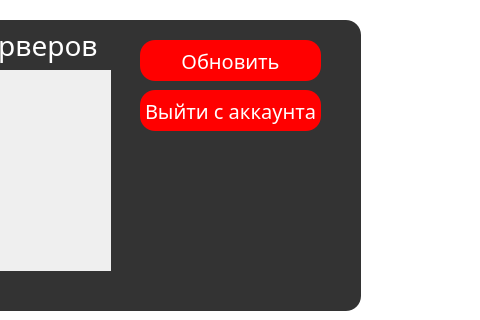
The window that Lobby.ui (ChazGrant/Messenger) describes before a commit, drawn with Qt 5; both pictures show x 180 to 660 and y 0 to 320 of the 756 by 492 pixel window.
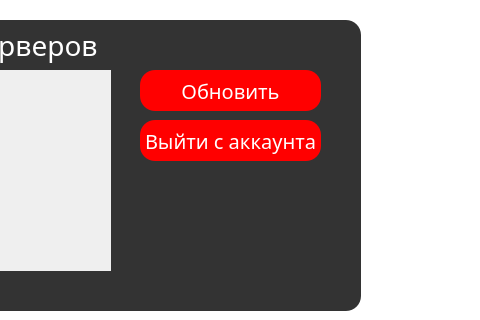
The same window after the commit. Icons and pictures are not drawn.

What changed in the file:
```diff
--- a/Lobby.ui
+++ b/Lobby.ui
@@ -42,6 +42,10 @@
 	background: #333;
 	color: red;
 }
+QInputDialog{
+	width: 50px;
+	height: 50px;
+}
 #toolButton{
 	border-radius: 60px;
 	background: red;
@@ -119,7 +123,7 @@
      <property name="geometry">
       <rect>
        <x>310</x>
-       <y>20</y>
+       <y>50</y>
        <width>181</width>
        <height>41</height>
       </rect>
@@ -132,7 +136,7 @@
      <property name="geometry">
       <rect>
        <x>310</x>
-       <y>70</y>
+       <y>100</y>
        <width>181</width>
        <height>41</height>
       </rect>
@@ -141,6 +145,29 @@
       <string>Выйти с аккаунта</string>
      </property>
     </widget>
+    <widget class="QToolButton" name="exitButton">
+     <property name="geometry">
+      <rect>
+       <x>470</x>
+       <y>10</y>
+       <width>41</width>
+       <height>31</height>
+      </rect>
+     </property>
+     <property name="text">
+      <string/>
+     </property>
+     <property name="icon">
+      <iconset>
+       <normaloff>cross.png</normaloff>cross.png</iconset>
+     </property>
+     <property name="shortcut">
+      <string/>
+     </property>
+     <property name="autoRepeatDelay">
+      <number>300</number>
+     </property>
+    </widget>
    </widget>
   </widget>
   <widget class="QMenuBar" name="menubar">
```
Left out of the diff: 3 changed lines with no effect on the pictures.
